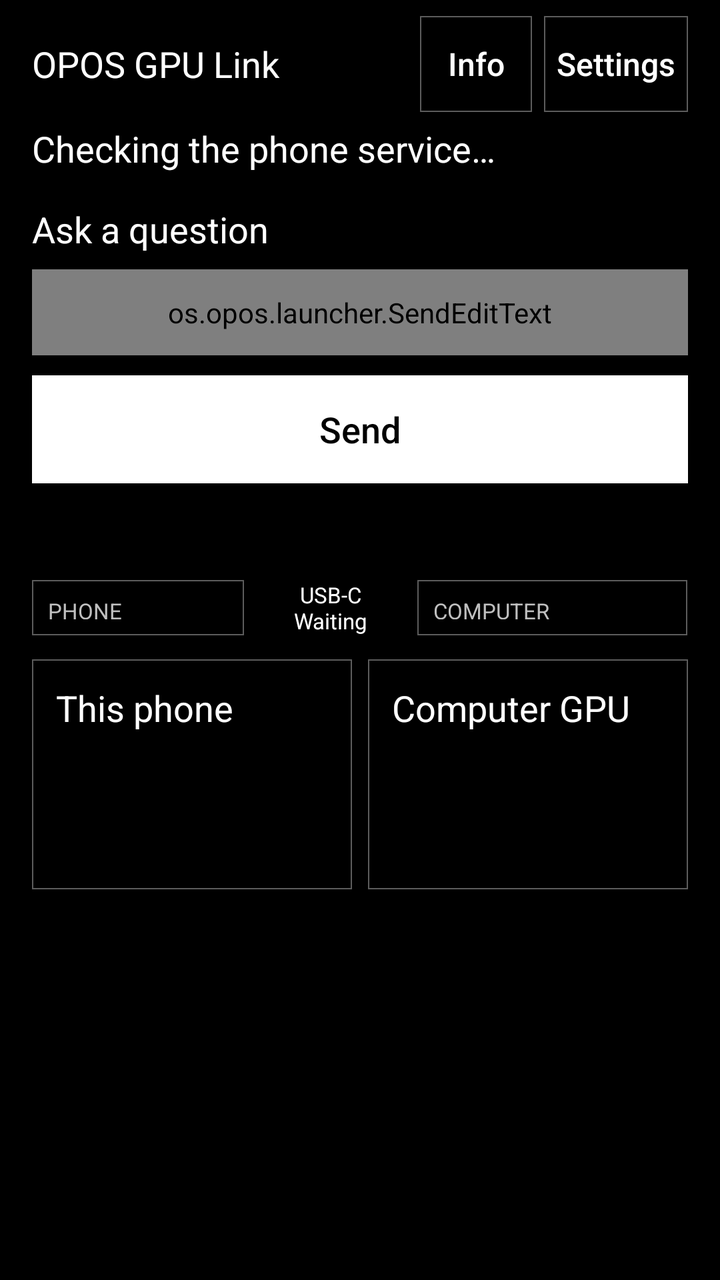
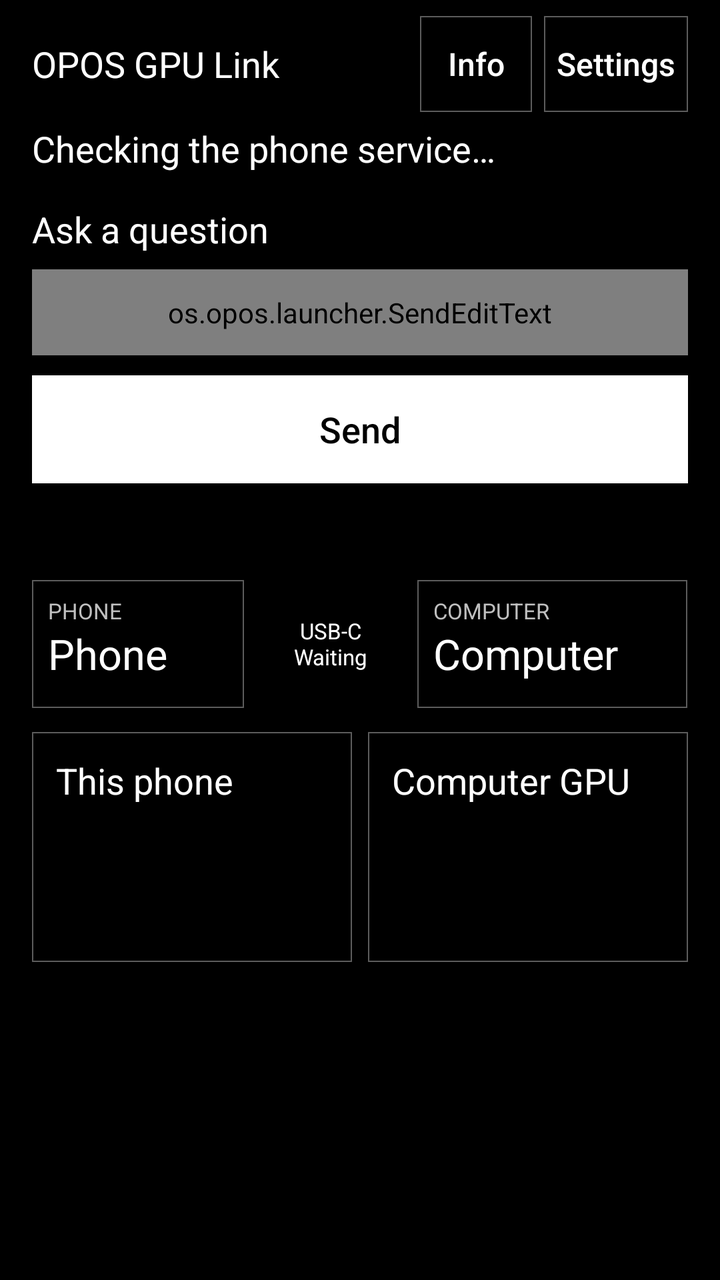

An Android layout rendered at two revisions. The XML below is the earlier revision; the diff shows what the commit changed to produce the second picture.
<!-- AndroidManifest.xml: application theme OposTheme -->
<!-- res/layout/models.xml -->
<?xml version="1.0" encoding="utf-8"?>
<FrameLayout xmlns:android="http://schemas.android.com/apk/res/android"
    android:id="@+id/root"
    android:layout_width="match_parent"
    android:layout_height="match_parent"
    android:background="@color/newspaper_paper">

    <LinearLayout
        android:id="@+id/screen"
        android:layout_width="match_parent"
        android:layout_height="match_parent"
        android:background="@color/newspaper_paper"
        android:orientation="vertical">

    <LinearLayout
        android:id="@+id/header"
        android:layout_width="match_parent"
        android:layout_height="wrap_content"
        android:gravity="center_vertical"
        android:orientation="horizontal"
        android:paddingStart="16dp"
        android:paddingTop="8dp"
        android:paddingEnd="16dp">

        <TextView
            android:id="@+id/title"
            android:layout_width="0dp"
            android:layout_height="wrap_content"
            android:layout_weight="1"
            android:accessibilityHeading="true"
            android:text="@string/app_name"
            android:textColor="@color/newspaper_ink"
            android:textSize="18sp"
                    />

        <Button
            android:id="@+id/info"
            android:layout_width="wrap_content"
            android:layout_height="48dp"
            android:minWidth="56dp"
            android:background="@drawable/newspaper_outline"
            android:contentDescription="@string/info_description"
            android:text="@string/info"
            android:textAllCaps="false"
            android:textColor="@color/newspaper_ink"
            android:textSize="16sp" />

        <Button
            android:id="@+id/settings"
            android:layout_width="wrap_content"
            android:layout_height="48dp"
            android:minWidth="72dp"
            android:layout_marginStart="6dp"
            android:background="@drawable/newspaper_outline"
            android:contentDescription="@string/settings_description"
            android:text="@string/settings"
            android:textAllCaps="false"
            android:textColor="@color/newspaper_ink"
            android:textSize="16sp" />
    </LinearLayout>

    <TextView
        android:id="@+id/connection"
        android:layout_width="match_parent"
        android:layout_height="wrap_content"
        android:accessibilityLiveRegion="polite"
        android:paddingStart="16dp"
        android:paddingTop="6dp"
        android:paddingEnd="16dp"
        android:paddingBottom="8dp"
        android:text="@string/connecting"
        android:textColor="@color/newspaper_ink"
        android:textSize="18sp" />

    <LinearLayout
        android:id="@+id/composer"
        android:layout_width="match_parent"
        android:layout_height="wrap_content"
        android:orientation="vertical"
        android:paddingStart="16dp"
        android:paddingTop="8dp"
        android:paddingEnd="16dp"
        android:paddingBottom="10dp">

        <TextView
            android:id="@+id/question_label"
            android:layout_width="match_parent"
            android:layout_height="wrap_content"
            android:labelFor="@id/prompt"
            android:text="@string/question_label"
            android:textColor="@color/newspaper_ink"
            android:textSize="18sp"
                    />

        <LinearLayout
            android:id="@+id/input_row"
            android:layout_width="match_parent"
            android:layout_height="wrap_content"
            android:orientation="vertical">

        <os.opos.launcher.SendEditText
            android:id="@+id/prompt"
            android:layout_width="match_parent"
            android:layout_height="wrap_content"
            android:layout_marginTop="8dp"
            android:background="@drawable/newspaper_panel"
            android:gravity="top|start"
            android:hint="@string/question_hint"
            android:imeOptions="actionSend|flagNoExtractUi"
            android:inputType="textCapSentences|textMultiLine"
            android:maxLines="5"
            android:minLines="2"
            android:padding="12dp"
            android:textColor="@color/newspaper_ink"
            android:textColorHint="@color/newspaper_ink"
            android:textSize="18sp" />

        <Button
            android:id="@+id/ask"
            android:layout_width="match_parent"
            android:layout_height="54dp"
            android:layout_marginTop="10dp"
            android:background="@drawable/newspaper_primary"
            android:text="@string/send"
            android:textAllCaps="false"
            android:textColor="@color/newspaper_paper"
            android:textSize="18sp"
                    />

        <Button
            android:id="@+id/stop"
            android:layout_width="match_parent"
            android:layout_height="54dp"
            android:layout_marginTop="10dp"
            android:background="@drawable/newspaper_outline"
            android:text="@string/stop"
            android:textAllCaps="false"
            android:textColor="@color/newspaper_ink"
            android:textSize="18sp"
                    android:visibility="gone" />

        <Button
            android:id="@+id/reconnect"
            android:layout_width="match_parent"
            android:layout_height="54dp"
            android:layout_marginTop="10dp"
            android:background="@drawable/newspaper_primary"
            android:text="@string/reconnect"
            android:textAllCaps="false"
            android:textColor="@color/newspaper_paper"
            android:textSize="18sp"
                    android:visibility="gone" />

        <TextView
            android:id="@+id/reset_ask_copy"
            android:layout_width="match_parent"
            android:layout_height="wrap_content"
            android:layout_marginTop="10dp"
            android:text="@string/reset_ask_copy"
            android:textColor="@color/newspaper_ink"
            android:textSize="18sp"
            android:visibility="gone" />

        <Button
            android:id="@+id/reset_ask"
            android:layout_width="match_parent"
            android:layout_height="48dp"
            android:layout_marginTop="8dp"
            android:background="@drawable/newspaper_outline"
            android:text="@string/reset_ask"
            android:textAllCaps="false"
            android:textColor="@color/newspaper_ink"
            android:textSize="18sp"
            android:visibility="gone" />

        </LinearLayout>
    </LinearLayout>

    <TextView
        android:id="@+id/error"
        android:layout_width="match_parent"
        android:layout_height="wrap_content"
        android:accessibilityLiveRegion="polite"
        android:paddingStart="16dp"
        android:paddingEnd="16dp"
        android:textColor="@color/newspaper_ink"
        android:textSize="18sp" />

    <FrameLayout
        android:id="@+id/results_stage"
        android:layout_width="match_parent"
        android:layout_height="0dp"
        android:layout_weight="1">

    <ScrollView
        android:id="@+id/results_scroll"
        android:layout_width="match_parent"
        android:layout_height="match_parent"
        android:clipToPadding="false"
        android:fillViewport="false">

        <LinearLayout
            android:id="@+id/content"
            android:layout_width="match_parent"
            android:layout_height="wrap_content"
            android:orientation="vertical"
            android:paddingStart="16dp"
            android:paddingTop="8dp"
            android:paddingEnd="16dp"
            android:paddingBottom="24dp">

            <LinearLayout
                android:id="@+id/pairing_closed"
                android:layout_width="match_parent"
                android:layout_height="wrap_content"
                android:background="@drawable/newspaper_panel"
                android:orientation="vertical"
                android:padding="16dp"
                android:visibility="gone">

                <TextView
                    android:id="@+id/pairing_closed_header"
                    android:layout_width="match_parent"
                    android:layout_height="wrap_content"
                    android:accessibilityHeading="true"
                    android:text="@string/pairing_closed_title"
                    android:textColor="@color/newspaper_ink"
                    android:textSize="18sp" />

                <TextView
                    android:id="@+id/pairing_closed_text"
                    android:layout_width="match_parent"
                    android:layout_height="wrap_content"
                    android:layout_marginTop="8dp"
                    android:text="@string/pairing_closed"
                    android:textColor="@color/newspaper_ink"
                    android:textSize="18sp" />

                <Button
                    android:id="@+id/reopen_pc"
                    android:layout_width="match_parent"
                    android:layout_height="52dp"
                    android:layout_marginTop="12dp"
                    android:background="@drawable/newspaper_primary"
                    android:text="@string/reopen_pc"
                    android:textAllCaps="false"
                    android:textColor="@color/newspaper_paper"
                    android:textSize="18sp" />
            </LinearLayout>

            <LinearLayout
                android:id="@+id/device_band"
                android:layout_width="match_parent"
                android:layout_height="wrap_content"
                android:layout_marginTop="6dp"
                android:accessibilityLiveRegion="polite"
                android:importantForAccessibility="yes"
                android:screenReaderFocusable="true"
                android:orientation="horizontal">

                <LinearLayout
                    android:id="@+id/device_phone"
                    android:layout_width="0dp"
                    android:layout_height="match_parent"
                    android:layout_weight="1.1"
                    android:background="@drawable/newspaper_panel"
                    android:importantForAccessibility="noHideDescendants"
                    android:minHeight="64dp"
                    android:orientation="vertical"
                    android:padding="8dp">

                    <TextView
                        android:id="@+id/device_phone_kicker"
                        android:layout_width="match_parent"
                        android:layout_height="wrap_content"
                        android:text="PHONE"
                        android:textColor="@color/you_asked_label"
                        android:textSize="11sp" />

                    <TextView
                        android:id="@+id/device_phone_name"
                        android:layout_width="match_parent"
                        android:layout_height="wrap_content"
                        android:text="Phone"
                        android:textColor="@color/newspaper_ink"
                        android:textSize="21sp" />
                </LinearLayout>

                <TextView
                    android:id="@+id/device_link"
                    android:layout_width="0dp"
                    android:layout_height="wrap_content"
                    android:layout_gravity="center_vertical"
                    android:layout_weight="0.9"
                    android:gravity="center"
                    android:importantForAccessibility="no"
                    android:text="USB-C\nWaiting"
                    android:textColor="@color/newspaper_ink"
                    android:textSize="11sp" />

                <LinearLayout
                    android:id="@+id/device_computer"
                    android:layout_width="0dp"
                    android:layout_height="match_parent"
                    android:layout_weight="1.4"
                    android:background="@drawable/newspaper_panel"
                    android:importantForAccessibility="noHideDescendants"
                    android:minHeight="64dp"
                    android:orientation="vertical"
                    android:padding="8dp">

                    <TextView
                        android:id="@+id/device_computer_kicker"
                        android:layout_width="match_parent"
                        android:layout_height="wrap_content"
                        android:text="COMPUTER"
                        android:textColor="@color/you_asked_label"
                        android:textSize="11sp" />

                    <TextView
                        android:id="@+id/device_computer_name"
                        android:layout_width="match_parent"
                        android:layout_height="wrap_content"
                        android:text="Computer"
                        android:textColor="@color/newspaper_ink"
                        android:textSize="21sp" />
                </LinearLayout>
            </LinearLayout>

            <TextView
                android:id="@+id/question"
                android:layout_width="match_parent"
                android:layout_height="wrap_content"
                android:layout_marginTop="12dp"
                android:accessibilityHeading="true"
                android:textColor="@color/newspaper_ink"
                android:textSize="18sp"
                    android:visibility="gone" />

            <LinearLayout
                android:id="@+id/answers"
                android:layout_width="match_parent"
                android:layout_height="wrap_content"
                android:layout_marginTop="12dp"
                android:orientation="horizontal">

                <LinearLayout
                    android:id="@+id/phone_card"
                    android:layout_width="0dp"
                    android:layout_height="wrap_content"
                    android:layout_weight="1"
                    android:background="@drawable/newspaper_panel"
                    android:orientation="vertical"
                    android:padding="12dp">

                    <TextView
                        android:layout_width="match_parent"
                        android:layout_height="wrap_content"
                        android:accessibilityHeading="true"
                        android:text="@string/phone_heading"
                        android:textColor="@color/newspaper_ink"
                        android:textSize="18sp"
                    />

                    <TextView
                        android:id="@+id/phone_state"
                        android:layout_width="match_parent"
                        android:layout_height="wrap_content"
                        android:layout_marginTop="8dp"
                        android:accessibilityLiveRegion="polite"
                        android:textColor="@color/newspaper_ink"
                        android:textSize="18sp"
                    />

                    <TextView
                        android:id="@+id/phone_answer"
                        android:layout_width="match_parent"
                        android:layout_height="wrap_content"
                        android:layout_marginTop="10dp"
                        android:textColor="@color/newspaper_ink"
                        android:textIsSelectable="true"
                        android:textSize="18sp" />
                </LinearLayout>

                <LinearLayout
                    android:id="@+id/gpu_card"
                    android:layout_width="0dp"
                    android:layout_height="wrap_content"
                    android:layout_marginStart="8dp"
                    android:layout_weight="1"
                    android:background="@drawable/newspaper_panel"
                    android:orientation="vertical"
                    android:padding="12dp">

                    <TextView
                        android:id="@+id/gpu_heading"
                        android:layout_width="match_parent"
                        android:layout_height="wrap_content"
                        android:accessibilityHeading="true"
                        android:text="@string/gpu_heading_neutral"
                        android:textColor="@color/newspaper_ink"
                        android:textSize="18sp"
                    />

                    <TextView
                        android:id="@+id/gpu_state"
                        android:layout_width="match_parent"
                        android:layout_height="wrap_content"
                        android:layout_marginTop="8dp"
                        android:accessibilityLiveRegion="polite"
                        android:textColor="@color/newspaper_ink"
                        android:textSize="18sp"
                    />

                    <TextView
                        android:id="@+id/gpu_answer"
                        android:layout_width="match_parent"
                        android:layout_height="wrap_content"
                        android:layout_marginTop="10dp"
                        android:textColor="@color/newspaper_ink"
                        android:textIsSelectable="true"
                        android:textSize="18sp" />
                </LinearLayout>
            </LinearLayout>

            <Button
                android:id="@+id/retry"
                android:layout_width="match_parent"
                android:layout_height="52dp"
                android:layout_marginTop="12dp"
                android:background="@drawable/newspaper_outline"
                android:text="@string/try_again"
                android:textAllCaps="false"
                android:textColor="@color/newspaper_ink"
                android:textSize="18sp"
                android:visibility="gone" />
        </LinearLayout>
    </ScrollView>
    </FrameLayout>
    </LinearLayout>

    <LinearLayout
        android:id="@+id/pairing"
        android:layout_width="match_parent"
        android:layout_height="match_parent"
        android:background="@color/newspaper_paper"
        android:clickable="true"
        android:focusable="true"
        android:orientation="vertical"
        android:visibility="gone">

        <ScrollView
            android:id="@+id/pairing_scroll"
            android:layout_width="match_parent"
            android:layout_height="0dp"
            android:layout_weight="1"
            android:fillViewport="true">

            <LinearLayout
                android:id="@+id/pairing_body"
                android:layout_width="match_parent"
                android:layout_height="wrap_content"
                android:gravity="center_horizontal"
                android:orientation="vertical"
                android:padding="24dp">

                <TextView
                    android:id="@+id/pairing_header"
                    android:layout_width="match_parent"
                    android:layout_height="wrap_content"
                    android:accessibilityHeading="true"
                    android:gravity="center_horizontal"
                    android:text="@string/pairing_title"
                    android:textColor="@color/newspaper_ink"
                    android:textSize="21sp" />

                <TextView
                    android:id="@+id/pairing_text"
                    android:layout_width="match_parent"
                    android:layout_height="wrap_content"
                    android:layout_marginTop="12dp"
                    android:gravity="center_horizontal"
                    android:textColor="@color/newspaper_ink"
                    android:textSize="18sp" />

                <TextView
                    android:id="@+id/pairing_code_label"
                    android:layout_width="match_parent"
                    android:layout_height="wrap_content"
                    android:layout_marginTop="24dp"
                    android:gravity="center_horizontal"
                    android:text="@string/pairing_code_label"
                    android:textColor="@color/newspaper_ink"
                    android:textSize="11sp" />

                <TextView
                    android:id="@+id/pairing_code"
                    android:layout_width="match_parent"
                    android:layout_height="wrap_content"
                    android:layout_marginTop="8dp"
                    android:fontFeatureSettings="tnum"
                    android:gravity="center"
                    android:importantForAccessibility="yes"
                    android:letterSpacing="0.08"
                    android:textColor="@color/newspaper_ink"
                    android:textSize="56sp" />

                <TextView
                    android:id="@+id/pairing_countdown"
                    android:layout_width="match_parent"
                    android:layout_height="wrap_content"
                    android:layout_marginTop="8dp"
                    android:gravity="center"
                    android:textColor="@color/newspaper_ink"
                    android:textSize="18sp" />

                <TextView
                    android:id="@+id/pairing_disclosure"
                    android:layout_width="match_parent"
                    android:layout_height="wrap_content"
                    android:layout_marginTop="20dp"
                    android:gravity="center_horizontal"
                    android:text="@string/pairing_disclosure"
                    android:textColor="@color/newspaper_ink"
                    android:textSize="18sp" />
            </LinearLayout>
        </ScrollView>

        <LinearLayout
            android:id="@+id/pairing_actions"
            android:layout_width="match_parent"
            android:layout_height="wrap_content"
            android:orientation="vertical"
            android:paddingStart="24dp"
            android:paddingTop="8dp"
            android:paddingEnd="24dp"
            android:paddingBottom="24dp">

            <Button
                android:id="@+id/allow_pc"
                android:layout_width="match_parent"
                android:layout_height="wrap_content"
                android:minHeight="72dp"
                android:background="@drawable/newspaper_primary"
                android:text="@string/allow_pc"
                android:textAllCaps="false"
                android:textColor="@color/newspaper_paper"
                android:textSize="21sp" />

            <Button
                android:id="@+id/deny_pc"
                android:layout_width="match_parent"
                android:layout_height="wrap_content"
                android:minHeight="48dp"
                android:layout_marginTop="8dp"
                android:background="@drawable/newspaper_outline"
                android:text="@string/not_now"
                android:textAllCaps="false"
                android:textColor="@color/newspaper_ink"
                android:textSize="16sp" />
        </LinearLayout>
    </LinearLayout>
</FrameLayout>
<!-- resources referenced by this layout -->
<resources>
  <color name="newspaper_ink">#FFFFFF</color>
  <color name="newspaper_paper">#000000</color>
  <color name="you_asked_label">#BFBFBF</color>
  <!-- drawable newspaper_outline (drawable) -->
  <shape xmlns:android="http://schemas.android.com/apk/res/android" android:shape="rectangle">
      <solid android:color="@color/newspaper_paper" />
      <stroke android:width="0.5dp" android:color="@color/newspaper_stroke" />
  </shape>
  <!-- drawable newspaper_panel (drawable) -->
  <shape xmlns:android="http://schemas.android.com/apk/res/android" android:shape="rectangle">
      <solid android:color="@color/newspaper_paper" />
      <stroke android:width="0.5dp" android:color="@color/newspaper_stroke" />
  </shape>
  <!-- drawable newspaper_primary (drawable) -->
  <shape xmlns:android="http://schemas.android.com/apk/res/android" android:shape="rectangle">
      <solid android:color="@color/newspaper_ink" />
  </shape>
  <string name="allow_pc">Allow this PC</string>
  <string name="app_name">OPOS GPU Link</string>
  <string name="connecting">Checking the phone service…</string>
  <string name="gpu_heading_neutral">Computer GPU</string>
  <string name="info">Info</string>
  <string name="info_description">Show GPU Link information</string>
  <string name="not_now">Not now</string>
  <string name="pairing_closed">New PC requests are paused. You can allow pairing again.</string>
  <string name="pairing_closed_title">Pairing requests closed</string>
  <string name="pairing_code_label">Pairing code</string>
  <string name="pairing_disclosure">If allowed, this PC can see what you ask the GPU model and keeps a copy of the model file.</string>
  <string name="pairing_title">Pair this PC?</string>
  <string name="phone_heading">This phone</string>
  <string name="question_hint">Ask the models…</string>
  <string name="question_label">Ask a question</string>
  <string name="reconnect">Reconnect</string>
  <string name="reopen_pc">Allow pairing again</string>
  <string name="reset_ask">Reset</string>
  <string name="reset_ask_copy">An earlier Send may still be running on the phone. When available, Send or Try again checks its status. Reset clears only this screen’s tracking; it does not cancel that work.</string>
  <string name="send">Send</string>
  <string name="settings">Settings</string>
  <string name="settings_description">Show display settings</string>
  <string name="stop">Stop</string>
  <string name="try_again">Try again</string>
  <style name="OposTheme" parent="@android:style/Theme.Material.NoActionBar">
          <item name="android:colorAccent">@color/newspaper_ink</item>
          <item name="android:windowBackground">@color/newspaper_paper</item>
          <item name="android:textColorPrimary">@color/newspaper_ink</item>
          <item name="android:textColorSecondary">@color/newspaper_ink</item>
          <item name="android:textColorHint">@color/newspaper_ink</item>
          <item name="android:colorControlNormal">@color/newspaper_ink</item>
          <item name="android:colorControlActivated">@color/newspaper_ink</item>
          <item name="android:statusBarColor">@color/newspaper_paper</item>
          <item name="android:navigationBarColor">@color/newspaper_paper</item>
          <item name="android:windowLightStatusBar">false</item>
          <item name="android:windowLightNavigationBar">false</item>
      </style>
  <color name="newspaper_stroke">#5C5C5C</color>
</resources>

<!-- the commit's change to res/layout/models.xml (unified diff, before → after) -->
@@ -261,7 +261,7 @@
                 <LinearLayout
                     android:id="@+id/device_phone"
                     android:layout_width="0dp"
-                    android:layout_height="match_parent"
+                    android:layout_height="wrap_content"
                     android:layout_weight="1.1"
                     android:background="@drawable/newspaper_panel"
                     android:importantForAccessibility="noHideDescendants"
@@ -301,7 +301,7 @@
                 <LinearLayout
                     android:id="@+id/device_computer"
                     android:layout_width="0dp"
-                    android:layout_height="match_parent"
+                    android:layout_height="wrap_content"
                     android:layout_weight="1.4"
                     android:background="@drawable/newspaper_panel"
                     android:importantForAccessibility="noHideDescendants"
